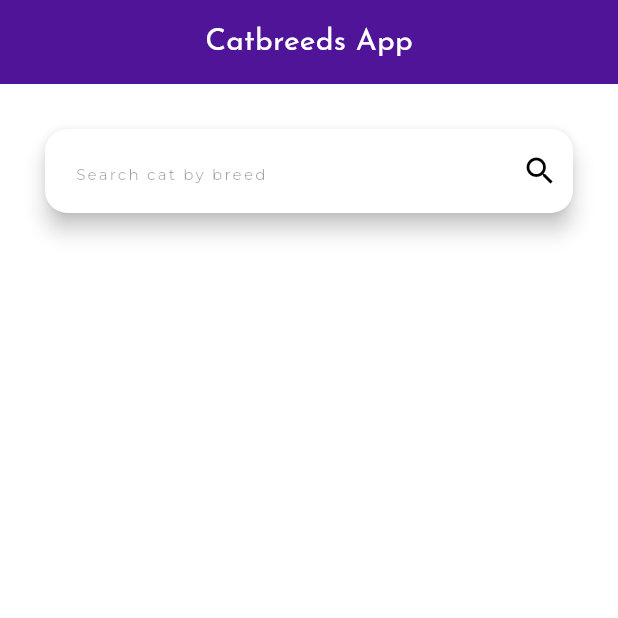
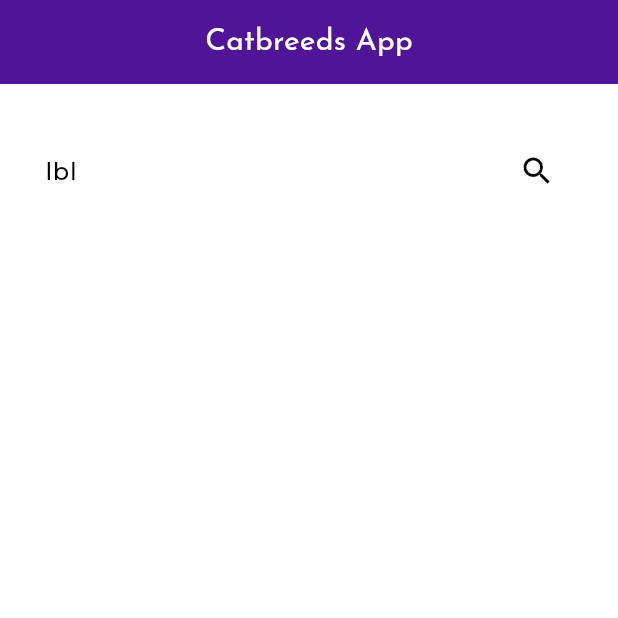
Before and after one commit to martinjburgosa/catbreeds, a Flutter app: the screen it shows after launch, on a phone screen of 412 x 824 dp, the top half of it. Run offline on Flutter 3.47's test engine with Material 3 defaults, Android fonts, the phone set to English and light mode, and no system bars; our stand-ins replace dio, equatable, flutter_riverpod, freezed_annotation, get, google_fonts and 1 more; generated files the repository leaves out were written again.

Commit message:
[Mb] - Se agrega ventana de búsqueda y delegate

```diff
--- /dev/null
+++ b/lib/src/presentation/modules/home/delegates/search_cats_delegate.dart
@@ -0,0 +1,63 @@
+import 'package:flutter/material.dart';
+import 'package:flutter_riverpod/flutter_riverpod.dart';
+
+import '../controllers/home_controller.dart';
+import '../controllers/search_controller.dart';
+import '../local_widgets/custom_card_information.dart';
+
+class CatSearchDelegate extends SearchDelegate<String> {
+  CatSearchDelegate(this.theme, this.ref)
+      : super(
+          searchFieldStyle: theme.textTheme.headlineSmall,
+        );
+
+  final WidgetRef ref;
+  final ThemeData theme;
+
+  @override
+  List<Widget> buildActions(BuildContext context) {
+    return [
+      IconButton(
+        icon: const Icon(Icons.clear),
+        onPressed: () {
+          query = '';
+        },
+      ),
+    ];
+  }
+
+  @override
+  Widget buildLeading(BuildContext context) {
+    return IconButton(
+      icon: const Icon(Icons.arrow_back),
+      onPressed: () {
+        close(context, '');
+      },
+    );
+  }
+
+  @override
+  Widget buildResults(BuildContext context) {
+    ref.read(homeControllerProvider.notifier).searchCatBreedsByName(query);
+
+    return Consumer(
+      builder: (context, ref, child) {
+        final searchResult = ref.watch(searchCatsControllerProvider);
+
+        if (searchResult.isNotEmpty) {
+          return ListView(
+              children: searchResult
+                  .map((cat) => CustomCardInformation(catInfo: cat))
+                  .toList());
+        }
+
+        return const Center(child: CircularProgressIndicator());
+      },
+    );
+  }
+
+  @override
+  Widget buildSuggestions(BuildContext context) {
+    return Container();
+  }
+}
--- a/lib/src/presentation/modules/home/local_widgets/custom_search_bar.dart
+++ b/lib/src/presentation/modules/home/local_widgets/custom_search_bar.dart
@@ -1,60 +1,32 @@
 import 'package:flutter/material.dart';
+import 'package:flutter_riverpod/flutter_riverpod.dart';
 
-import '../../../common/values/color_set.dart';
+import '../delegates/search_cats_delegate.dart';
 
-class CustomSearchBar extends StatefulWidget {
+class CustomSearchBar extends ConsumerWidget {
   const CustomSearchBar({super.key});
 
   @override
-  State<CustomSearchBar> createState() => _CustomSearchBarState();
-}
-
-class _CustomSearchBarState extends State<CustomSearchBar> {
-  @override
-  Widget build(BuildContext context) {
+  Widget build(BuildContext context, WidgetRef ref) {
     final theme = Theme.of(context);
     return Padding(
       padding: const EdgeInsets.symmetric(
         horizontal: 30,
         vertical: 30,
       ),
-      child: SearchAnchor(
-          builder: (BuildContext context, SearchController controller) {
-        return SearchBar(
-          shape: MaterialStateProperty.all<RoundedRectangleBorder>(
-            RoundedRectangleBorder(
-              borderRadius: BorderRadius.circular(15),
-            ),
-          ),
-          hintStyle: MaterialStateProperty.all(theme.textTheme.labelSmall),
-          hintText: 'Search cat by breed',
-          backgroundColor: MaterialStatePropertyAll(ColorSet.white.value),
-          controller: controller,
-          padding: const MaterialStatePropertyAll<EdgeInsets>(
-            EdgeInsets.symmetric(horizontal: 10),
-          ),
-          onTap: () {
-            controller.openView();
-          },
-          onChanged: (_) {
-            controller.openView();
-          },
-          trailing: const <Widget>[Icon(Icons.search)],
-        );
-      }, suggestionsBuilder:
-              (BuildContext context, SearchController controller) {
-        return List<ListTile>.generate(5, (int index) {
-          final String item = 'item $index';
-          return ListTile(
-            title: Text(item),
-            onTap: () {
-              setState(() {
-                controller.closeView(item);
-              });
-            },
+      child: TextField(
+        onTap: () {
+          showSearch(
+            context: context,
+            delegate: CatSearchDelegate(theme, ref),
+            query: '',
           );
-        });
-      }),
+        },
+        decoration: const InputDecoration(
+          labelText: 'lbl',
+          suffixIcon: Icon(Icons.search),
+        ),
+      ),
     );
   }
 }
--- a/pubspec.yaml
+++ b/pubspec.yaml
@@ -9,12 +9,14 @@ environment:
 dependencies:
 
   async: ^2.11.0
+  cached_network_image: ^3.3.1
   dio: ^5.3.3
   dio_cache_interceptor: ^3.5.0
   dio_cache_interceptor_hive_store: ^3.2.2
   equatable: ^2.0.5
   flutter:
     sdk: flutter
+  flutter_debouncer: ^2.0.0
   flutter_riverpod: ^2.4.10
   freezed_annotation: ^2.4.1
   get: ^4.6.6
```
